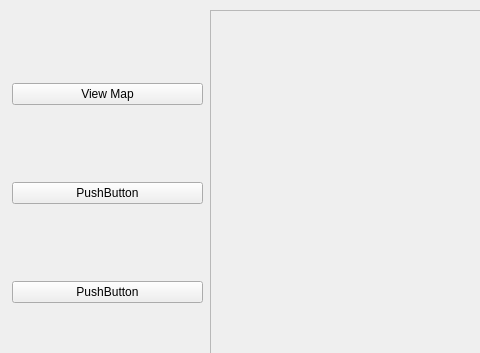
Old version of the form CTCOffice/ctcoffice/mainwindow.ui in the repository marmysl/ece1140; both pictures show x 0 to 480 and y 0 to 353 of the 1268 by 709 pixel window.
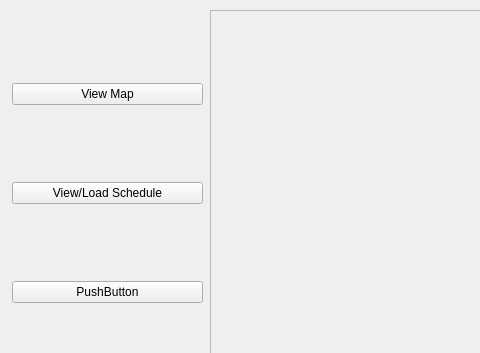
New version of the form. Custom widgets are drawn as their Qt base class.

Diff of the .ui file:
```diff
--- a/CTCOffice/ctcoffice/mainwindow.ui
+++ b/CTCOffice/ctcoffice/mainwindow.ui
@@ -69,7 +69,7 @@
      <item row="1" column="0">
       <widget class="QPushButton" name="pushButton_4">
        <property name="text">
-        <string>PushButton</string>
+        <string>View/Load Schedule</string>
        </property>
       </widget>
      </item>
```
Left out of the diff: 4 changed lines with no effect on the pictures.
